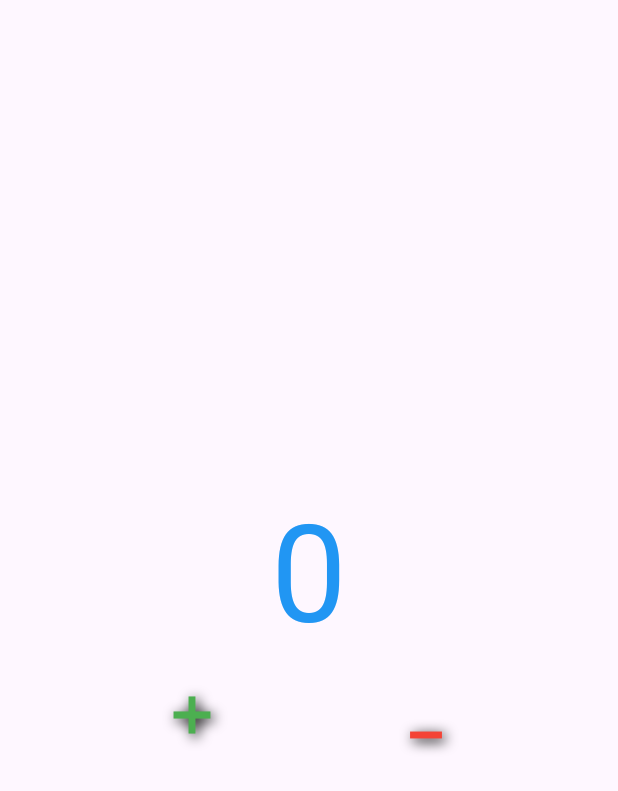
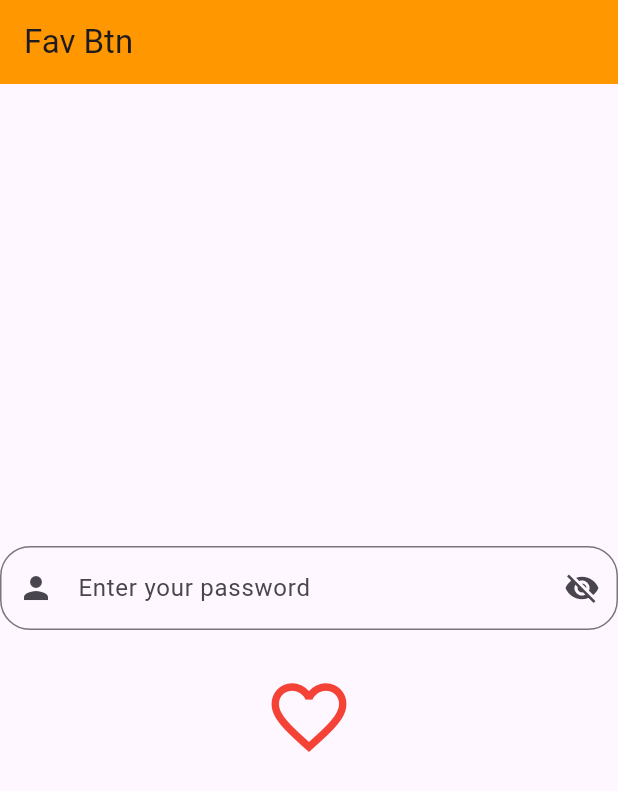
Before and after one commit to sksojib6860/ostad_course, a Flutter app: the screen it shows after launch, on a phone screen of 412 x 824 dp. Shown: the top 791 px of the screen. Run offline on Flutter 3.47's test engine with Material 3 defaults, Android fonts, the phone set to English and light mode, and no system bars; our stand-ins replace flutter_screenutil.

Commit message:
Favourite Button & Visibility Check

```diff
--- /dev/null
+++ b/lib/module_15/favBtn.dart
@@ -0,0 +1,65 @@
+import 'package:flutter/material.dart';
+
+class Favbtn extends StatefulWidget {
+  const Favbtn({super.key});
+
+  @override
+  State<Favbtn> createState() => _FavbtnState();
+}
+
+class _FavbtnState extends State<Favbtn> {
+  bool isFav = false;
+  bool isObscure = true;
+
+  toggleFav() {
+    setState(() {
+      isFav = !isFav;
+    });
+  }
+
+  showPassword() {
+    setState(() {
+      isObscure = !isObscure;
+    });
+  }
+
+  @override
+  Widget build(BuildContext context) {
+    return Scaffold(
+      appBar: AppBar(
+        backgroundColor: Colors.orange,
+        title: const Text("Fav Btn"),
+      ),
+      body: Center(
+        child: Column(
+          mainAxisAlignment: MainAxisAlignment.center,
+          children: [
+            TextField(
+              obscureText: isObscure,
+              decoration: InputDecoration(
+                border: OutlineInputBorder(
+                  borderRadius: BorderRadius.circular(20),
+                ),
+                hintText: "Enter your password",
+                prefixIcon: const Icon(Icons.person),
+                suffixIcon: IconButton(
+                  onPressed: showPassword,
+                  icon: Icon(
+                    isObscure ? Icons.visibility_off : Icons.visibility,
+                  ),
+                ),
+              ),
+            ),
+            const SizedBox(height: 20),
+            IconButton(
+              onPressed: toggleFav,
+              icon: Icon(isFav ? Icons.favorite : Icons.favorite_border),
+              color: Colors.red,
+              iconSize: 60,
+            ),
+          ],
+        ),
+      ),
+    );
+  }
+}
--- a/lib/myapp.dart
+++ b/lib/myapp.dart
@@ -1,8 +1,6 @@
 import 'package:flutter/material.dart';
 import 'package:flutter_screenutil/flutter_screenutil.dart';
-
-import 'module_14/responsive_usesage_package.dart';
-import 'module_15/stateful&Stateles.dart';
+import 'package:ostad_batch_12/module_15/favBtn.dart';
 
 class MyApp extends StatelessWidget {
   const MyApp({super.key});
@@ -16,7 +14,7 @@ class MyApp extends StatelessWidget {
       // Use builder only if you need to use library outside ScreenUtilInit context
       builder: (_, child) {
         // TODO: implement build
-        return MaterialApp(home: CounterApp());
+        return MaterialApp(home: Favbtn());
       },
     );
   }
```
